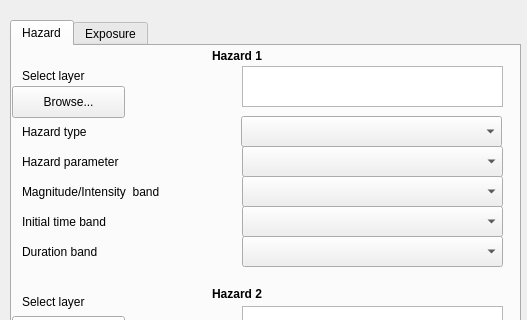
silviadeangeli/multi_hazard_plugin, file multi_hazard_risk_dialog_base.ui: the form before one commit; both pictures show x 0 to 527 and y 0 to 320 of the 527 by 701 pixel window.
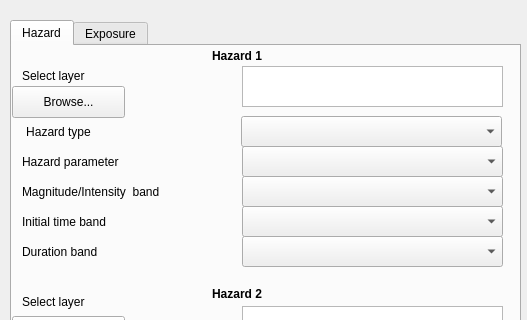
The form after the commit.

Patch:
```diff
--- a/multi_hazard_risk_dialog_base.ui
+++ b/multi_hazard_risk_dialog_base.ui
@@ -13,6 +13,9 @@
   <property name="windowTitle">
    <string>Multi Hazard Risk</string>
   </property>
+  <property name="styleSheet">
+   <string notr="true"/>
+  </property>
   <widget class="QDialogButtonBox" name="button_box">
    <property name="enabled">
     <bool>true</bool>
@@ -102,22 +105,6 @@
       <string>Select layer</string>
      </property>
     </widget>
-    <widget class="QLabel" name="label_4">
-     <property name="geometry">
-      <rect>
-       <x>10</x>
-       <y>70</y>
-       <width>101</width>
-       <height>31</height>
-      </rect>
-     </property>
-     <property name="text">
-      <string>Hazard type</string>
-     </property>
-     <property name="buddy">
-      <cstring>hazardtype1</cstring>
-     </property>
-    </widget>
     <widget class="QComboBox" name="hazardparam1">
      <property name="geometry">
       <rect>
@@ -502,6 +489,37 @@
       <string>Hazards already uploaded</string>
      </property>
     </widget>
+    <widget class="QPushButton" name="hazard_label">
+     <property name="geometry">
+      <rect>
+       <x>-10</x>
+       <y>70</y>
+       <width>113</width>
+       <height>32</height>
+      </rect>
+     </property>
+     <property name="cursor">
+      <cursorShape>WhatsThisCursor</cursorShape>
+     </property>
+     <property name="mouseTracking">
+      <bool>false</bool>
+     </property>
+     <property name="styleSheet">
+      <string notr="true">QPushButton:hover
+{
+	background-color: green;
+}</string>
+     </property>
+     <property name="text">
+      <string>Hazard type</string>
+     </property>
+     <property name="default">
+      <bool>false</bool>
+     </property>
+     <property name="flat">
+      <bool>true</bool>
+     </property>
+    </widget>
    </widget>
    <widget class="QWidget" name="exposure">
     <attribute name="title">
```
